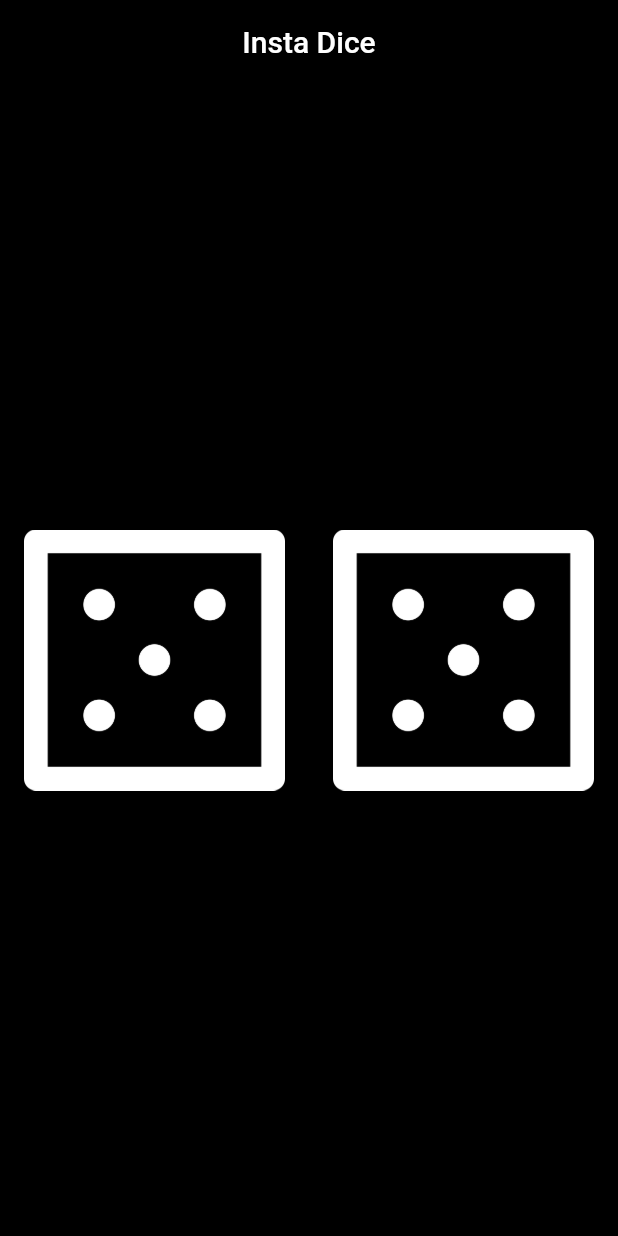
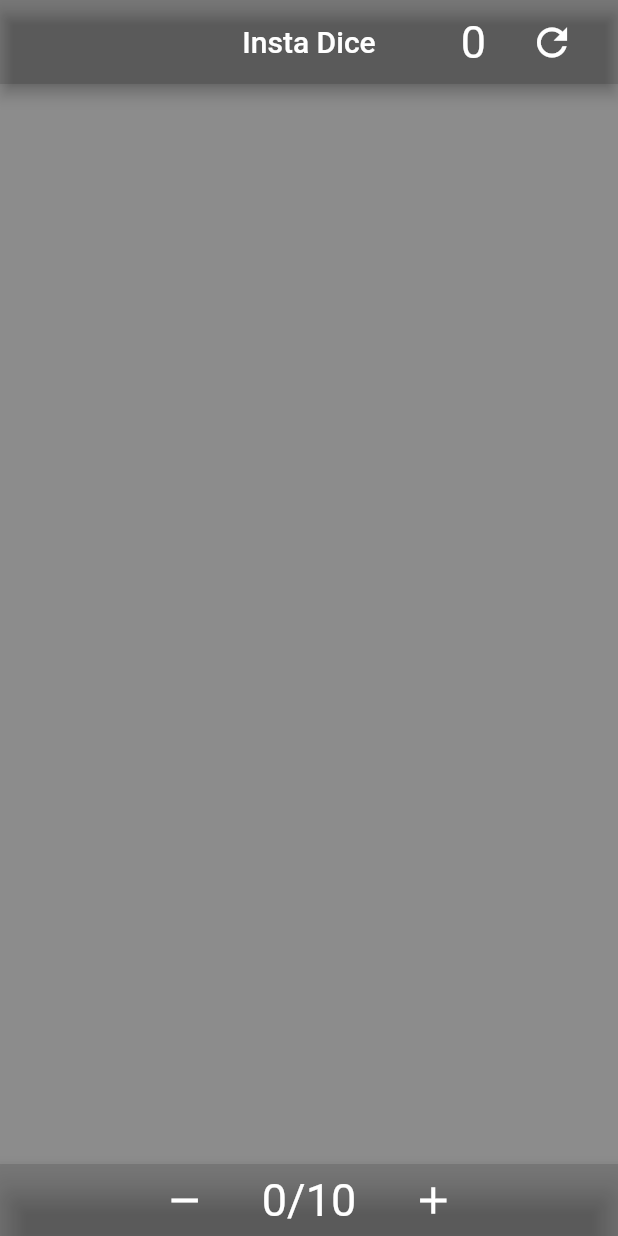
Before and after one commit to AhmedMorra1/insta_dice, a Flutter app: the screen it shows after launch, on a phone screen of 412 x 824 dp. Run offline on Flutter 3.47's test engine with Material 2 defaults, Android fonts, the phone set to English and light mode, and no system bars.

Commit message:
added counter to show the sum of the dice reads

```diff
--- a/lib/main.dart
+++ b/lib/main.dart
@@ -9,51 +9,145 @@ class MyApp extends StatefulWidget {
 }
 
 class _MyAppState extends State<MyApp> {
-  int nr = Random().nextInt(6) + 1;
-  int nl = Random().nextInt(6) + 1;
-  void nn() {
-    nr = Random().nextInt(6) + 1;
-    nl = Random().nextInt(6) + 1;
+  static List<Widget> ch = [];
+  static List<int> reads = [];
+  //int sum = 0;
+
+  void add() {
+    if (ch.length < 10) {
+      //sum = 0;
+      int randomNumber = Random().nextInt(6) + 1;
+      ch.add(Dice(
+        n: randomNumber,
+      ));
+      reads.add(randomNumber);
+    } else {
+      print('Max is 10');
+    }
+  }
+
+  void remove() {
+    if (ch.length > 0) {
+      //sum = 0;
+      ch.removeLast();
+      reads.removeLast();
+    } else {
+      print('nothing to remove');
+    }
+  }
+
+  int sumReads() {
+    int sum = 0;
+    for (int i = 0; i < reads.length; i++) {
+      sum = sum + reads[i];
+    }
+    return sum;
+  }
+
+  void refresh() {
+    for (int i = 0; i < ch.length; i++) {
+      int randomNumber = Random().nextInt(6) + 1;
+      ch[i] = Dice(
+        n: randomNumber,
+      );
+      reads[i] = randomNumber;
+    }
   }
 
   @override
   Widget build(BuildContext context) {
     return MaterialApp(
       home: Scaffold(
-        appBar: AppBar(
-          backgroundColor: Colors.black45,
-          title: Center(child: Text('Insta Dice')),
-          actions: <Widget>[],
-        ),
-        backgroundColor: Colors.black,
-        body: Center(
+        bottomNavigationBar: BottomAppBar(
+          color: Colors.black12,
           child: Row(
+            mainAxisAlignment: MainAxisAlignment.center,
             children: <Widget>[
-              Expanded(
-                child: FlatButton(
-                  child: Image(
-                    image: AssetImage('images/dice$nl.png'),
+              FlatButton(
+                child: Icon(
+                  Icons.remove,
+                  color: Colors.white,
+                  size: 30,
                 ),
                 onPressed: () {
                   setState(() {
-                      nn();
+                    remove();
+                    sumReads();
                   });
                 },
               ),
+              Text(
+                ' ${ch.length.toString()}/10 ',
+                style: TextStyle(
+                  color: Colors.white,
+                  fontSize: 30,
                 ),
-              Expanded(
-                child: FlatButton(
-                  child: Image(
-                    image: AssetImage('images/dice$nr.png'),
+              ),
+              FlatButton(
+                child: Icon(
+                  Icons.add,
+                  color: Colors.white,
+                  size: 30,
                 ),
                 onPressed: () {
                   setState(() {
-                      nn();
+                    add();
+                    sumReads();
                   });
                 },
               ),
+            ],
           ),
+        ),
+        appBar: AppBar(
+          backgroundColor: Colors.black12,
+          centerTitle: true,
+          title: Text('Insta Dice'),
+          actions: <Widget>[
+            Center(
+              child: Text(
+                '${sumReads().toString()}',
+                style: TextStyle(color: Colors.white, fontSize: 30),
+              ),
+            ),
+            FlatButton(
+              child: Icon(
+                Icons.refresh,
+                color: Colors.white,
+                size: 30,
+              ),
+              onPressed: () {
+                setState(() {
+                  refresh();
+                });
+                setState(() {
+                  sumReads();
+                });
+              },
+            )
           ],
+        ),
+        backgroundColor: Colors.black45,
+        body: Column(
+            mainAxisAlignment: MainAxisAlignment.center,
+            crossAxisAlignment: CrossAxisAlignment.center,
+            children: ch),
+      ),
+    );
+  }
+}
+
+class Dice extends StatelessWidget {
+  final int n;
+  Dice({this.n});
+  @override
+  Widget build(BuildContext context) {
+    return Expanded(
+      child: Center(
+        child: Padding(
+          padding: EdgeInsets.all(5),
+          child: Image(
+            image: AssetImage('images/dice$n.png'),
           ),
         ),
       ),
```
Lines whose indentation alone changed are shown as unchanged.
